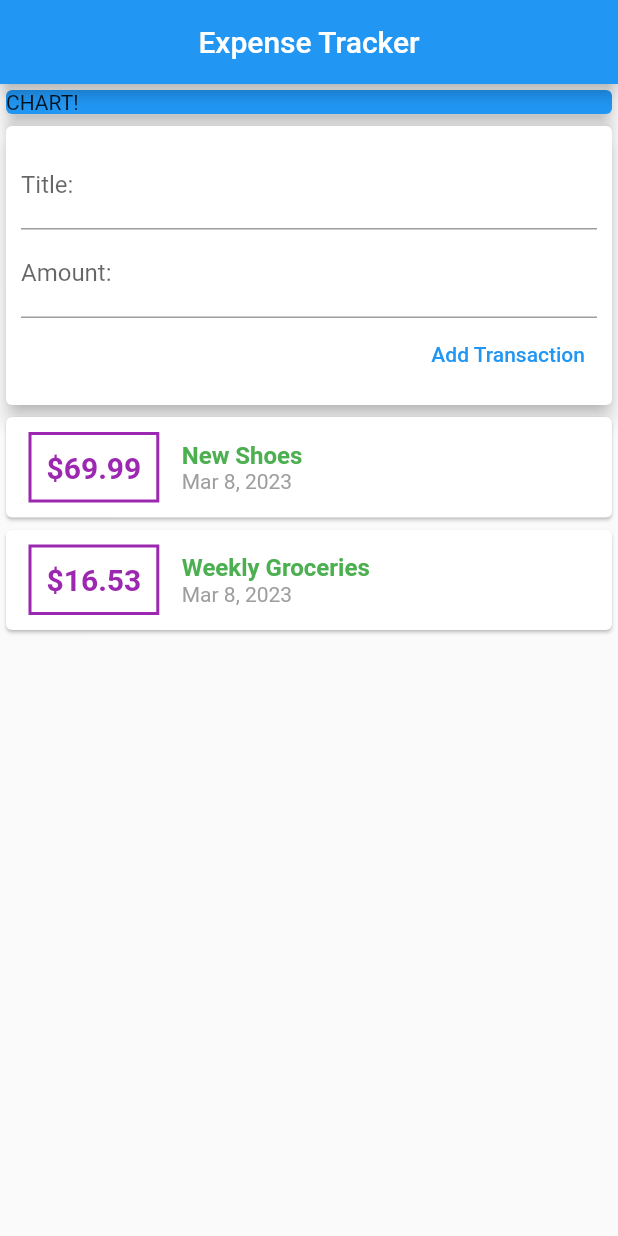
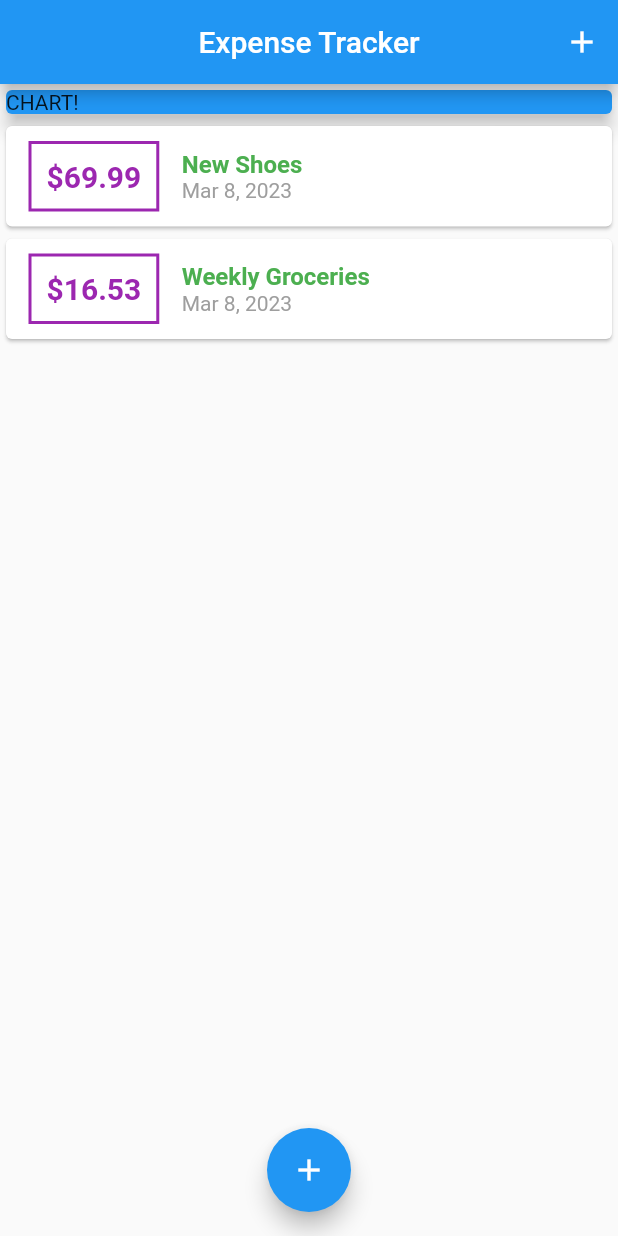
Before and after one commit to bryanmisa/personal_expenses_app, a Flutter app: the screen it shows after launch, on a phone screen of 412 x 824 dp. Run offline on Flutter 3.47's test engine with Material 2 defaults, Android fonts, the phone set to English and light mode, and no system bars.

Commit message:
updated the widgets

```diff
--- a/lib/main.dart
+++ b/lib/main.dart
@@ -1,7 +1,9 @@
 import 'package:flutter/material.dart';
-import './widgets/user_transactions.dart';
 
 // class imports
+import './widgets/transaction_list.dart';
+import './models/transaction.dart';
+import './widgets/new_transaction.dart';
 
 void main() => runApp(MyApp());
 
@@ -15,7 +17,12 @@ class MyApp extends StatelessWidget {
   }
 }
 
-class MyHomePage extends StatelessWidget {
+class MyHomePage extends StatefulWidget {
+  @override
+  State<MyHomePage> createState() => _MyHomePageState();
+}
+
+class _MyHomePageState extends State<MyHomePage> {
 /*
 1. Card() always assumes the size of the child widget
 2. Text widgets only take the only space needs, like the length,
@@ -24,20 +31,71 @@ of the texts.
 4. width : double.infinity , parameter will occupy the whole row space of the
 screen
 */
+  // final titleController = TextEditingController();
+  // final amountController = TextEditingController();
 
-// PROPERTIES
-  // For Example purposes
-  // late String titleInput;
-  // late String amountInput;
+  final List<Transaction> _userTransactions = [
+    Transaction(
+      id: 't1',
+      title: 'New Shoes',
+      amount: 69.99,
+      date: DateTime.now(),
+    ),
+    Transaction(
+      id: 't2',
+      title: 'Weekly Groceries',
+      amount: 16.53,
+      date: DateTime.now(),
+    ),
+    // Transaction(
+    //   id: 't3',
+    //   title: 'Car Gas',
+    //   amount: 10.24,
+    //   date: DateTime.now(),
+    // ),
+  ];
 
-  final titleController = TextEditingController();
-  final amountController = TextEditingController();
+  void _addNewTransaction(String txTitle, double txAmount) {
+    final newTx = Transaction(
+        id: DateTime.now().toString(),
+        title: txTitle,
+        amount: txAmount,
+        date: DateTime.now());
+
+    setState(() {
+      _userTransactions.add(newTx);
+    });
+  }
+
+// Class Methods
+  void _startAddNewTransaction(BuildContext ctx) {
+    // builder is a function that needs to be return a widget
+    showModalBottomSheet(
+        context: ctx,
+        builder: (_) {
+          // when the user tap on inside the modal bottom sheet it will close
+          // but will close when tapped outside the modal sheet
+          return GestureDetector(
+            onTap: () {},
+            child: NewTransaction(_addNewTransaction),
+            behavior: HitTestBehavior.opaque,
+          );
+        });
+  }
+
   @override
   Widget build(BuildContext context) {
     return Scaffold(
       appBar: AppBar(
         centerTitle: true,
         title: Text('Expense Tracker'),
+        // adding buttons on the appbar using the iconButton
+        actions: <Widget>[
+          IconButton(
+            onPressed: () => _startAddNewTransaction(context),
+            icon: Icon(Icons.add),
+          ),
+        ],
       ),
       body: SingleChildScrollView(
         child: Column(
@@ -52,9 +110,16 @@ screen
                 elevation: 5,
               ), //Card of the Chart Container
             ), // Container Chart
-            UserTransactions()
+            TransactionList(_userTransactions),
           ], // children widget of Column
         ),
+      ),
+      // Adding a floating action button and positioning the location of the
+      // button
+      floatingActionButtonLocation: FloatingActionButtonLocation.centerFloat,
+      floatingActionButton: FloatingActionButton(
+        child: Icon(Icons.add),
+        onPressed: () => _startAddNewTransaction(context),
       ),
     );
   }
--- a/lib/widgets/user_transactions.dart
+++ /dev/null
@@ -1,58 +0,0 @@
-import 'package:flutter/material.dart';
-import '../widgets/new_transaction.dart';
-import '../widgets/transaction_list.dart';
-import '../models/transaction.dart';
-
-class UserTransactions extends StatefulWidget {
-  @override
-  _UserTransactionsState createState() => _UserTransactionsState();
-}
-
-class _UserTransactionsState extends State<UserTransactions> {
-
-  final List<Transaction> _userTransactions = [
-    Transaction(
-      id: 't1',
-      title: 'New Shoes',
-      amount: 69.99,
-      date: DateTime.now(),
-    ),
-    Transaction(
-      id: 't2',
-      title: 'Weekly Groceries',
-      amount: 16.53,
-      date: DateTime.now(),
-    ),
-    // Transaction(
-    //   id: 't3',
-    //   title: 'Car Gas',
-    //   amount: 10.24,
-    //   date: DateTime.now(),
-    // ),
-  ];
-
-
-  void _addNewTransaction(String txTitle, double txAmount) {
-    final newTx = Transaction(
-        id: DateTime.now().toString(),
-        title: txTitle,
-        amount: txAmount,
-        date: DateTime.now());
-
-    setState(() {
-      _userTransactions.add(newTx);
-    });
-  }
-
-  @override
-  Widget build(BuildContext context) {
-    return Column(
-      // stacking new user transaction and transaction lists
-      children: <Widget>[
-        NewTransaction(_addNewTransaction),
-        TransactionList(_userTransactions),
-      ],
-
-    );
-  }
-}
```
